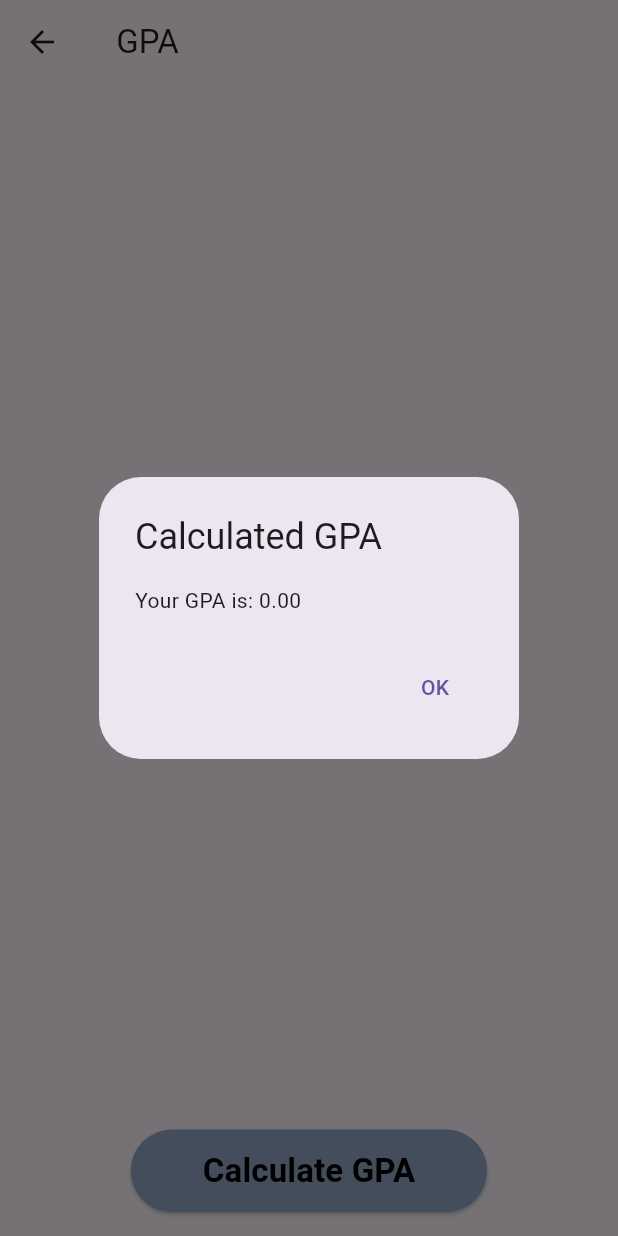
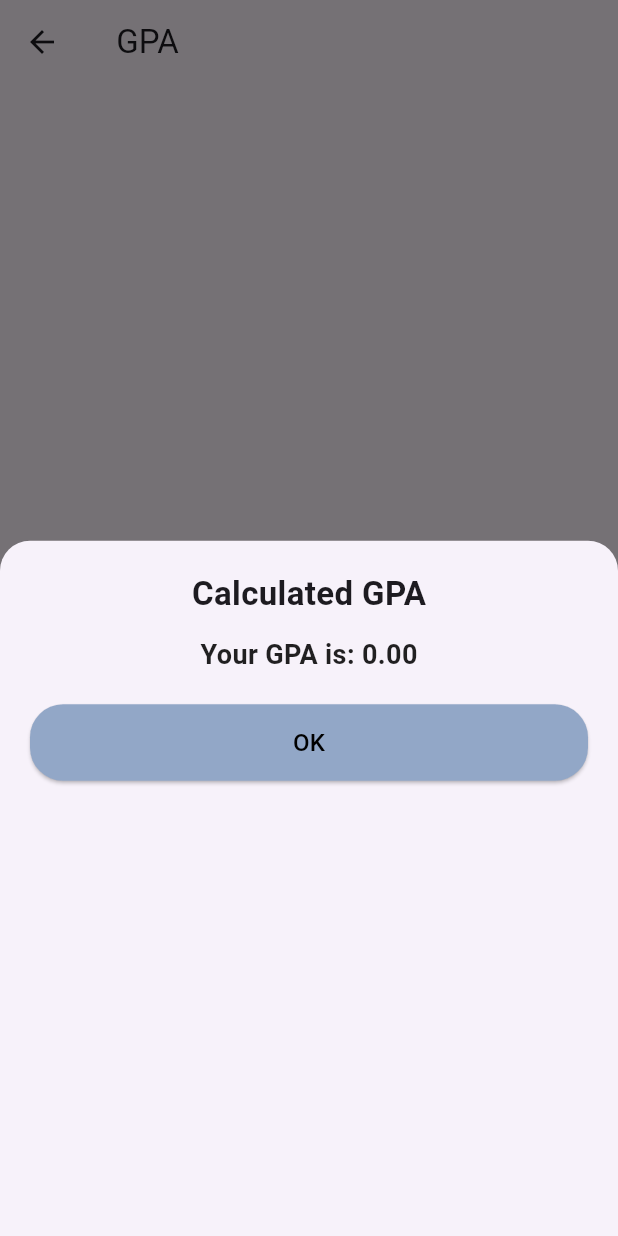
Before and after one commit to SB-Sagor/CGPA-Calculator, a Flutter app: the SemesterGpaScreen screen opened directly with empty values, after a tap on "Calculate GPA", on a phone screen of 412 x 824 dp. Run offline on Flutter 3.47's test engine with Material 3 defaults, Android fonts, the phone set to English and light mode, and no system bars.

Commit message:
view change

```diff
--- a/lib/screens/semester_gpa_screen.dart
+++ b/lib/screens/semester_gpa_screen.dart
@@ -103,11 +103,14 @@ class _SemesterGpaScreenState extends State<SemesterGpaScreen> {
                             items: gradeOptions.map((item) {
                               return DropdownMenuItem<double>(
                                 value: item['value'],
-                                child: Row( // Or any other layout widget
-                                  mainAxisAlignment: MainAxisAlignment.spaceBetween,
+                                child: Row(
+                                  // Or any other layout widget
+                                  mainAxisAlignment:
+                                      MainAxisAlignment.spaceBetween,
                                   children: [
                                     Text(item['label']),
-                                    Text("(${item['value']})"), // Displaying the value
+                                    Text("(${item['value']})"),
+                                    // Displaying the value
                                   ],
                                 ),
                               );
@@ -117,9 +120,7 @@ class _SemesterGpaScreenState extends State<SemesterGpaScreen> {
                                 selectedGrades[index] = value;
                               });
                             },
-                          )
-
-
+                          ),
                         ],
                       ),
                     ),
@@ -130,17 +131,58 @@ class _SemesterGpaScreenState extends State<SemesterGpaScreen> {
             ElevatedButton(
               onPressed: () {
                 double gpa = calculateGpa();
-                showDialog(
+                showModalBottomSheet(
                   context: context,
-                  builder: (_) => AlertDialog(
-                    title: Text("Calculated GPA"),
-                    content: Text("Your GPA is: ${gpa.toStringAsFixed(2)}"),
-                    actions: [
-                      TextButton(
-                        onPressed: () => Navigator.pop(context),
-                        child: Text("OK"),
-                      ),
-                    ],
+                  shape: RoundedRectangleBorder(
+                    borderRadius: BorderRadius.vertical(
+                      top: Radius.circular(20),
+                    ),
+                  ),
+                  builder: (_) => Container(
+                    padding: EdgeInsets.all(20),
+                    child: Column(
+                      // mainAxisSize: MainAxisSize.min,
+                      // crossAxisAlignment: CrossAxisAlignment.center,
+                      children: [
+                        Text(
+                          "Calculated GPA",
+                          style: TextStyle(
+                            fontSize: 22,
+                            fontWeight: FontWeight.bold,
+                          ),
+                        ),
+                        SizedBox(height: 12),
+                        Text(
+                          "Your GPA is: ${gpa.toStringAsFixed(2)}",
+                          style: TextStyle(
+                            fontSize: 18,
+                            color: Colors.black87,
+                            fontWeight: FontWeight.bold,
+                          ),
+                        ),
+                        SizedBox(height: 20),
+                        SizedBox(
+                          width: double.infinity,
+                          child: ElevatedButton(
+                            style: ElevatedButton.styleFrom(
+                              backgroundColor: Color(0xFF92A7C7),
+                              shape: RoundedRectangleBorder(
+                                borderRadius: BorderRadius.circular(22),
+                              ),
+                              padding: EdgeInsets.symmetric(vertical: 14),
+                            ),
+                            onPressed: () => Navigator.pop(context),
+                            child: Text(
+                              "OK",
+                              style: TextStyle(
+                                fontSize: 16,
+                                color: Colors.black,
+                              ),
+                            ),
+                          ),
+                        ),
+                      ],
+                    ),
                   ),
                 );
               },
```
